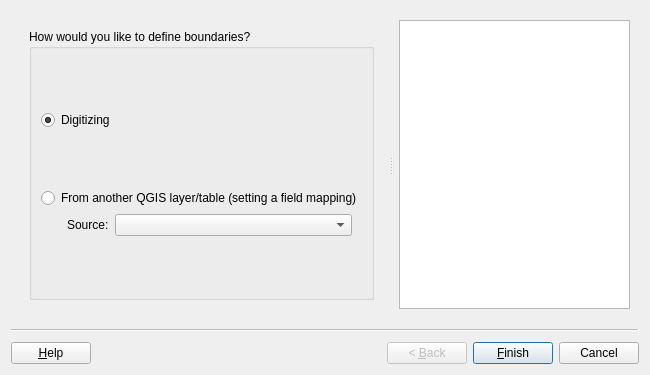
This is asistente_ladm_col/ui/wiz_create_building_cadastre.ui in SwissTierrasColombia/Asistente-LADM-COL as Qt 5 draws it before an edit. The edited form follows.
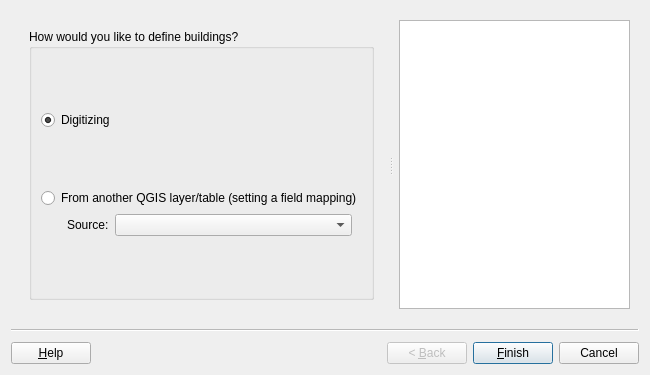
This is the edited form. Custom widgets are drawn as their Qt base class.

Commit message: [gui][i18n] modifying wizzard building

Diff of the .ui file:
```diff
--- a/asistente_ladm_col/ui/wiz_create_building_cadastre.ui
+++ b/asistente_ladm_col/ui/wiz_create_building_cadastre.ui
@@ -64,7 +64,7 @@
         <item row="0" column="0">
          <widget class="QGroupBox" name="gbx_page_1">
           <property name="title">
-           <string>How would you like to define boundaries?</string>
+           <string>How would you like to define buildings?</string>
           </property>
           <layout class="QGridLayout" name="gridLayout_3">
            <item row="4" column="0">
```
Left out of the diff: 2 changed lines with no effect on the pictures. The commit also changes 6 other files.
